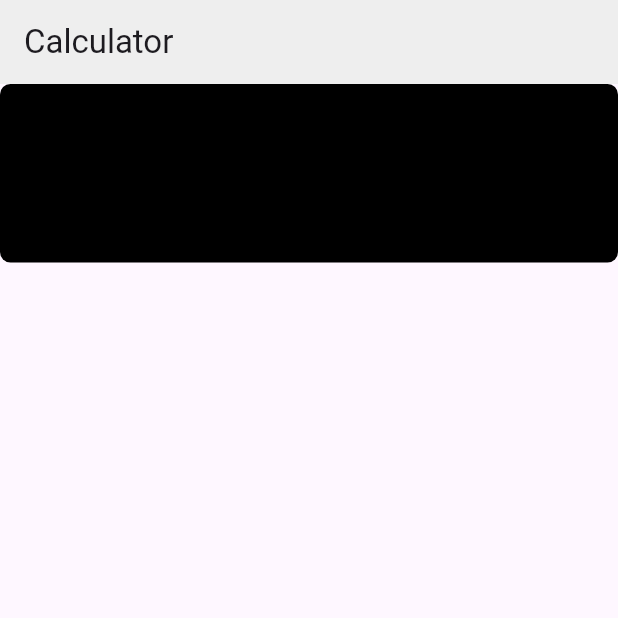
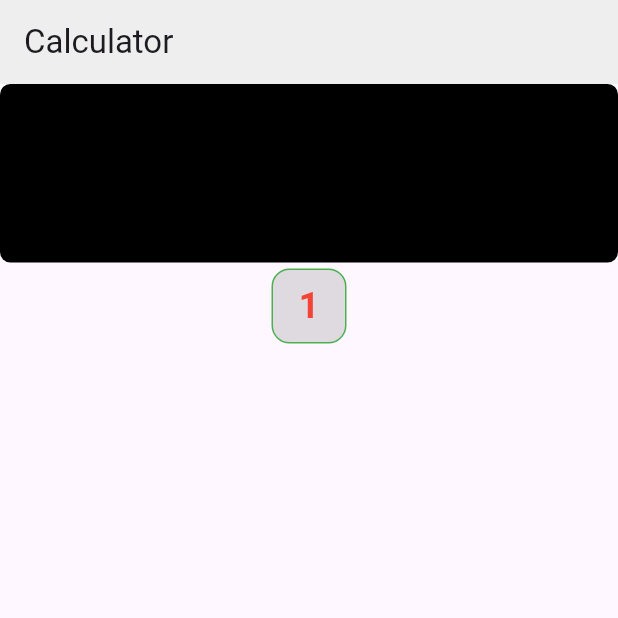
Before and after one commit to Azm1-afk/calculator_app, a Flutter app: the screen it shows after launch, on a phone screen of 412 x 824 dp, the top half of it. Run offline on Flutter 3.47's test engine with Material 3 defaults, Android fonts, the phone set to English and light mode, and no system bars.

Commit message:
Created a basic widget for the calculator button.
Will add more at night.

```diff
--- a/lib/home.dart
+++ b/lib/home.dart
@@ -1,11 +1,12 @@
 import 'package:flutter/material.dart';
+import 'widgets/build_button.dart';
 
 class Home extends StatelessWidget {
   const Home({super.key});
 
   @override
   Widget build(BuildContext context) {
-    TextEditingController inputControl = TextEditingController();
+    // TextEditingController inputControl = TextEditingController();
 
     return Scaffold(
       appBar: AppBar(
@@ -13,7 +14,9 @@ class Home extends StatelessWidget {
         backgroundColor: Colors.grey[200],
       ),
 
-      body: Container(
+      body: Column(
+        children: [
+          Container(
             decoration: BoxDecoration(
               borderRadius: BorderRadius.circular(7),
               color: Colors.black,
@@ -31,11 +34,17 @@ class Home extends StatelessWidget {
             ),
           ),
 
+          SizedBox(
+            child: NumButton(
+              text: '1',
+              textColor: Colors.red,
+              backGroundColor: Colors.black12,
+              borderColor: Colors.green,
+            ),
+          ),
 
-
-
-
-
+        ],
+      ),
     );
   }
 }
--- /dev/null
+++ b/lib/widgets/build_button.dart
@@ -0,0 +1,40 @@
+import 'package:flutter/cupertino.dart';
+
+class NumButton extends StatelessWidget {
+  final Color textColor;
+  final Color backGroundColor;
+  final Color borderColor;
+  final String text;
+
+  const NumButton({
+    Key? key,
+    required this.text,
+    required this.textColor,
+    required this.backGroundColor,
+    required this.borderColor,
+  }) : super(key: key);
+
+  @override
+  Widget build(BuildContext context) {
+    return Container(
+      margin: const EdgeInsets.all(4),
+      decoration: BoxDecoration(
+        color: backGroundColor,
+        border: Border.all(color: borderColor),
+        borderRadius: BorderRadius.circular(12),
+      ),
+      width: 50,
+      height: 50,
+      child: Center(
+        child: Text(
+          text,
+          style: TextStyle(
+            color: textColor,
+            fontSize: 24,
+            fontWeight: FontWeight.bold,
+          ),
+        ),
+      ),
+    );
+  }
+}
```
Lines whose indentation alone changed are shown as unchanged.
